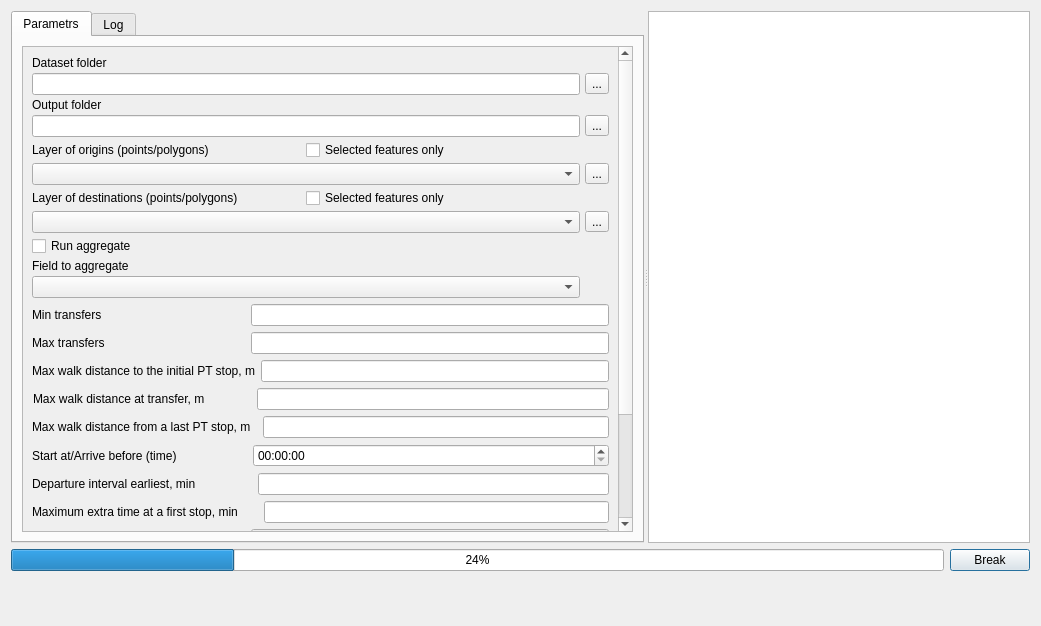
Above: tau_net_calc/raptor.ui from geosimlab/accessibility before the change. Below: the same form after it.
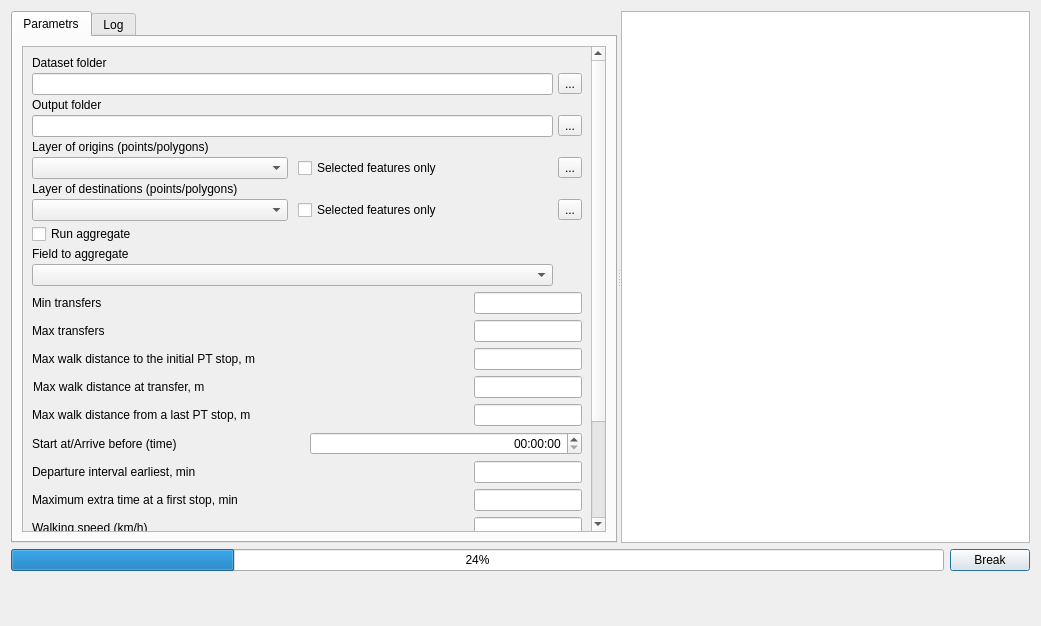
That is the form after the change. Icons and pictures are not drawn. Custom widgets are drawn as their Qt base class.

Diff of the .ui file:
```diff
--- a/tau_net_calc/raptor.ui
+++ b/tau_net_calc/raptor.ui
@@ -53,8 +53,8 @@
             <rect>
              <x>0</x>
              <y>0</y>
-             <width>572</width>
-             <height>612</height>
+             <width>581</width>
+             <height>607</height>
             </rect>
            </property>
            <layout class="QVBoxLayout" name="verticalLayout_2">
@@ -66,16 +66,6 @@
               <property name="verticalSpacing">
                <number>3</number>
               </property>
-              <item row="1" column="0">
-               <widget class="QLineEdit" name="txtPathToPKL"/>
-              </item>
-              <item row="11" column="0">
-               <widget class="QCheckBox" name="cbUseFields">
-                <property name="text">
-                 <string>Run aggregate</string>
-                </property>
-               </widget>
-              </item>
               <item row="1" column="1">
                <widget class="QToolButton" name="toolButton_PKL">
                 <property name="text">
@@ -86,6 +76,48 @@
               <item row="3" column="0">
                <widget class="QLineEdit" name="txtPathToProtocols"/>
               </item>
+              <item row="10" column="0">
+               <layout class="QHBoxLayout" name="horizontalLayout_17">
+                <item>
+                 <widget class="QLabel" name="label_5">
+                  <property name="text">
+                   <string>Layer of destinations (points/polygons) </string>
+                  </property>
+                 </widget>
+                </item>
+               </layout>
+              </item>
+              <item row="13" column="0">
+               <widget class="QCheckBox" name="cbUseFields">
+                <property name="text">
+                 <string>Run aggregate</string>
+                </property>
+               </widget>
+              </item>
+              <item row="14" column="0">
+               <widget class="QLabel" name="lblFields">
+                <property name="text">
+                 <string>Field to aggregate</string>
+                </property>
+               </widget>
+              </item>
+              <item row="11" column="0">
+               <layout class="QHBoxLayout" name="horizontalLayout_18">
+                <property name="spacing">
+                 <number>10</number>
+                </property>
+                <item>
+                 <widget class="QComboBox" name="cmbLayersDest"/>
+                </item>
+                <item>
+                 <widget class="QCheckBox" name="cbSelectedOnly2">
+                  <property name="text">
+                   <string>Selected features only</string>
+                  </property>
+                 </widget>
+                </item>
+               </layout>
+              </item>
               <item row="2" column="0">
                <widget class="QLabel" name="label_13">
                 <property name="text">
@@ -93,24 +125,6 @@
                 </property>
                </widget>
               </item>
-              <item row="6" column="0">
-               <layout class="QHBoxLayout" name="horizontalLayout_6">
-                <item>
-                 <widget class="QLabel" name="label_17">
-                  <property name="text">
-                   <string>Layer of origins (points/polygons)</string>
-                  </property>
-                 </widget>
-                </item>
-                <item>
-                 <widget class="QCheckBox" name="cbSelectedOnly1">
-                  <property name="text">
-                   <string>Selected features only</string>
-                  </property>
-                 </widget>
-                </item>
-               </layout>
-              </item>
               <item row="3" column="1">
                <widget class="QToolButton" name="toolButton_protocol">
                 <property name="text">
@@ -118,6 +132,15 @@
                 </property>
                </widget>
               </item>
+              <item row="16" column="0">
+               <widget class="QComboBox" name="cmbFields"/>
+              </item>
+              <item row="1" column="0">
+               <widget class="QLineEdit" name="txtPathToPKL"/>
+              </item>
+              <item row="6" column="0">
+               <layout class="QHBoxLayout" name="horizontalLayout_6"/>
+              </item>
               <item row="0" column="0">
                <widget class="QLabel" name="label_19">
                 <property name="text">
@@ -125,7 +148,38 @@
                 </property>
                </widget>
               </item>
-              <item row="7" column="1">
+              <item row="8" column="0">
+               <layout class="QHBoxLayout" name="horizontalLayout_19">
+                <property name="spacing">
+                 <number>10</number>
+                </property>
+                <property name="bottomMargin">
+                 <number>0</number>
+                </property>
+                <item>
+                 <widget class="QComboBox" name="cmbLayers">
+                  <property name="mouseTracking">
+                   <bool>false</bool>
+                  </property>
+                 </widget>
+                </item>
+                <item>
+                 <widget class="QCheckBox" name="cbSelectedOnly1">
+                  <property name="text">
+                   <string>Selected features only</string>
+                  </property>
+                 </widget>
+                </item>
+               </layout>
+              </item>
+              <item row="7" column="0">
+               <widget class="QLabel" name="label_17">
+                <property name="text">
+                 <string>Layer of origins (points/polygons)</string>
+                </property>
+               </widget>
+              </item>
+              <item row="8" column="1">
                <widget class="QToolButton" name="toolButton_layer_refresh">
                 <property name="text">
                  <string>...</string>
@@ -136,20 +190,7 @@
                 </property>
                </widget>
               </item>
-              <item row="10" column="0">
-               <widget class="QComboBox" name="cmbLayersDest"/>
-              </item>
-              <item row="14" column="0">
-               <widget class="QComboBox" name="cmbFields"/>
-              </item>
-              <item row="12" column="0">
-               <widget class="QLabel" name="lblFields">
-                <property name="text">
-                 <string>Field to aggregate</string>
-                </property>
-               </widget>
-              </item>
-              <item row="10" column="1">
+              <item row="11" column="1">
                <widget class="QToolButton" name="toolButton_layer_dest_refresh">
                 <property name="text">
                  <string>...</string>
@@ -161,31 +202,6 @@
                 </property>
                </widget>
               </item>
-              <item row="7" column="0">
-               <widget class="QComboBox" name="cmbLayers">
-                <property name="mouseTracking">
-                 <bool>false</bool>
-                </property>
-               </widget>
-              </item>
-              <item row="8" column="0">
-               <layout class="QHBoxLayout" name="horizontalLayout_17">
-                <item>
-                 <widget class="QLabel" name="label_5">
-                  <property name="text">
-                   <string>Layer of destinations (points/polygons) </string>
-                  </property>
-                 </widget>
-                </item>
-                <item>
-                 <widget class="QCheckBox" name="cbSelectedOnly2">
-                  <property name="text">
-                   <string>Selected features only</string>
-                  </property>
-                 </widget>
-                </item>
-               </layout>
-              </item>
              </layout>
             </item>
             <item>
@@ -198,7 +214,17 @@
                </widget>
               </item>
               <item>
-               <widget class="QLineEdit" name="txtMinTransfers"/>
+               <widget class="QLineEdit" name="txtMinTransfers">
+                <property name="sizePolicy">
+                 <sizepolicy hsizetype="Fixed" vsizetype="Fixed">
+                  <horstretch>0</horstretch>
+                  <verstretch>10</verstretch>
+                 </sizepolicy>
+                </property>
+                <property name="alignment">
+                 <set>Qt::AlignRight|Qt::AlignTrailing|Qt::AlignVCenter</set>
+                </property>
+               </widget>
               </item>
              </layout>
             </item>
@@ -212,7 +238,17 @@
                </widget>
               </item>
               <item>
-               <widget class="QLineEdit" name="txtMaxTransfers"/>
+               <widget class="QLineEdit" name="txtMaxTransfers">
+                <property name="sizePolicy">
+                 <sizepolicy hsizetype="Fixed" vsizetype="Fixed">
+                  <horstretch>0</horstretch>
+                  <verstretch>10</verstretch>
+                 </sizepolicy>
+                </property>
+                <property name="alignment">
+                 <set>Qt::AlignRight|Qt::AlignTrailing|Qt::AlignVCenter</set>
+                </property>
+               </widget>
               </item>
              </layout>
             </item>
@@ -226,7 +262,23 @@
                </widget>
               </item>
               <item>
-               <widget class="QLineEdit" name="txtMaxWalkDist1"/>
+               <widget class="QLineEdit" name="txtMaxWalkDist1">
+                <property name="sizePolicy">
+                 <sizepolicy hsizetype="Fixed" vsizetype="Fixed">
+                  <horstretch>0</horstretch>
+                  <verstretch>1</verstretch>
+                 </sizepolicy>
+                </property>
+                <property name="minimumSize">
+                 <size>
+                  <width>0</width>
+                  <height>0</height>
+                 </size>
+                </property>
+                <property name="alignment">
+                 <set>Qt::AlignRight|Qt::AlignTrailing|Qt::AlignVCenter</set>
+                </property>
+               </widget>
               </item>
              </layout>
             </item>
@@ -238,12 +290,22 @@
               <item>
                <widget class="QLabel" name="label_14">
                 <property name="text">
-                 <string>Max walk distance at transfer, m              </string>
+                 <string>Max walk distance at transfer, m</string>
                 </property>
                </widget>
               </item>
               <item>
-               <widget class="QLineEdit" name="txtMaxWalkDist2"/>
+               <widget class="QLineEdit" name="txtMaxWalkDist2">
+                <property name="sizePolicy">
+                 <sizepolicy hsizetype="Fixed" vsizetype="Fixed">
+                  <horstretch>0</horstretch>
+                  <verstretch>10</verstretch>
+                 </sizepolicy>
+                </property>
+                <property name="alignment">
+                 <set>Qt::AlignRight|Qt::AlignTrailing|Qt::AlignVCenter</set>
+                </property>
+               </widget>
               </item>
              </layout>
             </item>
@@ -252,12 +314,22 @@
               <item>
                <widget class="QLabel" name="label_20">
                 <property name="text">
-                 <string>Max walk distance from a last PT stop, m  </string>
+                 <string>Max walk distance from a last PT stop, m</string>
                 </property>
                </widget>
               </item>
               <item>
-               <widget class="QLineEdit" name="txtMaxWalkDist3"/>
+               <widget class="QLineEdit" name="txtMaxWalkDist3">
+                <property name="sizePolicy">
+                 <sizepolicy hsizetype="Fixed" vsizetype="Fixed">
+                  <horstretch>0</horstretch>
+                  <verstretch>10</verstretch>
+                 </sizepolicy>
+                </property>
+                <property name="alignment">
+                 <set>Qt::AlignRight|Qt::AlignTrailing|Qt::AlignVCenter</set>
+                </property>
+               </widget>
               </item>
              </layout>
             </item>
@@ -265,25 +337,21 @@
              <layout class="QHBoxLayout" name="horizontalLayout_9">
               <item>
                <widget class="QLabel" name="label_21">
-                <property name="text">
-                 <string>Start at/Arrive before (time)                     </string>
-                </property>
-               </widget>
-              </item>
-              <item>
-               <widget class="QgsDateTimeEdit" name="dtStartTime">
                 <property name="sizePolicy">
-                 <sizepolicy hsizetype="Expanding" vsizetype="Fixed">
+                 <sizepolicy hsizetype="Minimum" vsizetype="Minimum">
                   <horstretch>0</horstretch>
                   <verstretch>0</verstretch>
                  </sizepolicy>
                 </property>
-                <property name="maximumDate">
-                 <date>
-                  <year>2024</year>
-                  <month>1</month>
-                  <day>18</day>
-                 </date>
+                <property name="text">
+                 <string>Start at/Arrive before (time)</string>
+                </property>
+               </widget>
+              </item>
+              <item>
+               <widget class="QTimeEdit" name="dtStartTime">
+                <property name="alignment">
+                 <set>Qt::AlignRight|Qt::AlignTrailing|Qt::AlignVCenter</set>
                 </property>
                 <property name="displayFormat">
                  <string>hh:mm:ss</string>
@@ -297,12 +365,22 @@
               <item>
                <widget class="QLabel" name="lblDepartureInterval">
                 <property name="text">
-                 <string>Departure interval earliest, min                 </string>
+                 <string>Departure interval earliest, min</string>
                 </property>
                </widget>
               </item>
               <item>
-               <widget class="QLineEdit" name="txtDepartureInterval"/>
+               <widget class="QLineEdit" name="txtDepartureInterval">
+                <property name="sizePolicy">
+                 <sizepolicy hsizetype="Fixed" vsizetype="Fixed">
+                  <horstretch>0</horstretch>
+                  <verstretch>20</verstretch>
+                 </sizepolicy>
+                </property>
+                <property name="alignment">
+                 <set>Qt::AlignRight|Qt::AlignTrailing|Qt::AlignVCenter</set>
+                </property>
+               </widget>
               </item>
              </layout>
             </item>
@@ -311,12 +389,22 @@
               <item>
                <widget class="QLabel" name="lblMaxExtraTime">
                 <property name="text">
-                 <string>Maximum extra time at a first stop, min      </string>
+                 <string>Maximum extra time at a first stop, min</string>
                 </property>
                </widget>
               </item>
               <item>
-               <widget class="QLineEdit" name="txtMaxExtraTime"/>
+               <widget class="QLineEdit" name="txtMaxExtraTime">
+                <property name="sizePolicy">
+                 <sizepolicy hsizetype="Fixed" vsizetype="Fixed">
+                  <horstretch>0</horstretch>
+                  <verstretch>20</verstretch>
+                 </sizepolicy>
+                </property>
+                <property name="alignment">
+                 <set>Qt::AlignRight|Qt::AlignTrailing|Qt::AlignVCenter</set>
+                </property>
+               </widget>
               </item>
              </layout>
             </item>
@@ -325,15 +413,24 @@
               <item>
                <widget class="QLabel" name="label_4">
                 <property name="text">
-                 <string>Walking speed (km/h)                             </string>
+                 <string>Walking speed (km/h)</string>
                 </property>
                </widget>
               </item>
               <item>
                <widget class="QLineEdit" name="txtSpeed">
+                <property name="sizePolicy">
+                 <sizepolicy hsizetype="Fixed" vsizetype="Fixed">
+                  <horstretch>0</horstretch>
+                  <verstretch>20</verstretch>
+                 </sizepolicy>
+                </property>
                 <property name="inputMethodHints">
                  <set>Qt::ImhDialableCharactersOnly|Qt::ImhDigitsOnly|Qt::ImhPreferNumbers</set>
                 </property>
+                <property name="alignment">
+                 <set>Qt::AlignRight|Qt::AlignTrailing|Qt::AlignVCenter</set>
+                </property>
                </widget>
               </item>
              </layout>
@@ -343,12 +440,22 @@
               <item>
                <widget class="QLabel" name="lblMaxWaitTime">
                 <property name="text">
-                 <string>Maximal waiting time at initial stop, min      </string>
+                 <string>Maximal waiting time at initial stop, min</string>
                 </property>
                </widget>
               </item>
               <item>
-               <widget class="QLineEdit" name="txtMaxWaitTime"/>
+               <widget class="QLineEdit" name="txtMaxWaitTime">
+                <property name="sizePolicy">
+                 <sizepolicy hsizetype="Fixed" vsizetype="Fixed">
+                  <horstretch>0</horstretch>
+                  <verstretch>20</verstretch>
+                 </sizepolicy>
+                </property>
+                <property name="alignment">
+                 <set>Qt::AlignRight|Qt::AlignTrailing|Qt::AlignVCenter</set>
+                </property>
+               </widget>
               </item>
              </layout>
             </item>
@@ -357,12 +464,22 @@
               <item>
                <widget class="QLabel" name="label_23">
                 <property name="text">
-                 <string>Maximal waiting time at transfer stop, min  </string>
+                 <string>Maximal waiting time at transfer stop, min</string>
                 </property>
                </widget>
               </item>
               <item>
-               <widget class="QLineEdit" name="txtMaxWaitTimeTransfer"/>
+               <widget class="QLineEdit" name="txtMaxWaitTimeTransfer">
+                <property name="sizePolicy">
+                 <sizepolicy hsizetype="Fixed" vsizetype="Fixed">
+                  <horstretch>0</horstretch>
+                  <verstretch>20</verstretch>
+                 </sizepolicy>
+                </property>
+                <property name="alignment">
+                 <set>Qt::AlignRight|Qt::AlignTrailing|Qt::AlignVCenter</set>
+                </property>
+               </widget>
               </item>
              </layout>
             </item>
@@ -371,12 +488,22 @@
               <item>
                <widget class="QLabel" name="label_24">
                 <property name="text">
-                 <string>Maximal time travel, min                            </string>
+                 <string>Maximal time travel, min</string>
                 </property>
                </widget>
               </item>
               <item>
-               <widget class="QLineEdit" name="txtMaxTimeTravel"/>
+               <widget class="QLineEdit" name="txtMaxTimeTravel">
+                <property name="sizePolicy">
+                 <sizepolicy hsizetype="Fixed" vsizetype="Fixed">
+                  <horstretch>0</horstretch>
+                  <verstretch>20</verstretch>
+                 </sizepolicy>
+                </property>
+                <property name="alignment">
+                 <set>Qt::AlignRight|Qt::AlignTrailing|Qt::AlignVCenter</set>
+                </property>
+               </widget>
               </item>
              </layout>
             </item>
@@ -385,12 +512,22 @@
               <item>
                <widget class="QLabel" name="lblTimeInterval">
                 <property name="text">
-                 <string>Time interval between stored maps (min)   </string>
+                 <string>Time interval between stored maps (min)</string>
                 </property>
                </widget>
               </item>
               <item>
-               <widget class="QLineEdit" name="txtTimeInterval"/>
+               <widget class="QLineEdit" name="txtTimeInterval">
+                <property name="sizePolicy">
+                 <sizepolicy hsizetype="Fixed" vsizetype="Fixed">
+                  <horstretch>0</horstretch>
+                  <verstretch>20</verstretch>
+                 </sizepolicy>
+                </property>
+                <property name="alignment">
+                 <set>Qt::AlignRight|Qt::AlignTrailing|Qt::AlignVCenter</set>
+                </property>
+               </widget>
               </item>
              </layout>
             </item>
@@ -467,13 +604,6 @@
    </item>
   </layout>
  </widget>
- <customwidgets>
-  <customwidget>
-   <class>QgsDateTimeEdit</class>
-   <extends>QDateTimeEdit</extends>
-   <header>qgsdatetimeedit.h</header>
-  </customwidget>
- </customwidgets>
  <tabstops>
   <tabstop>txtPathToPKL</tabstop>
   <tabstop>toolButton_PKL</tabstop>
```
Left out of the diff: 4 changed lines with no effect on the pictures.
